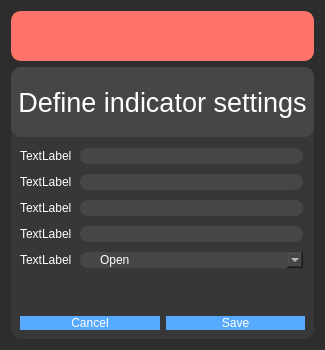
kornelHub/BackTesting-App, file ui/change_indicator_form_page.ui: the form before one commit.
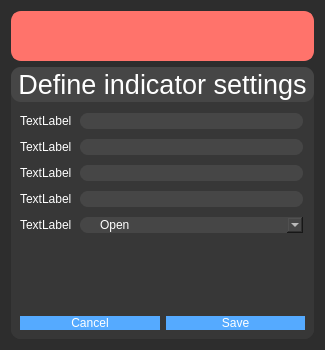
The form after the commit.

Commit message: small fix to label heigth

Patch:
```diff
--- a/ui/change_indicator_form_page.ui
+++ b/ui/change_indicator_form_page.ui
@@ -103,7 +103,7 @@
         <property name="maximumSize">
          <size>
           <width>999999</width>
-          <height>70</height>
+          <height>35</height>
          </size>
         </property>
         <property name="font">
```
